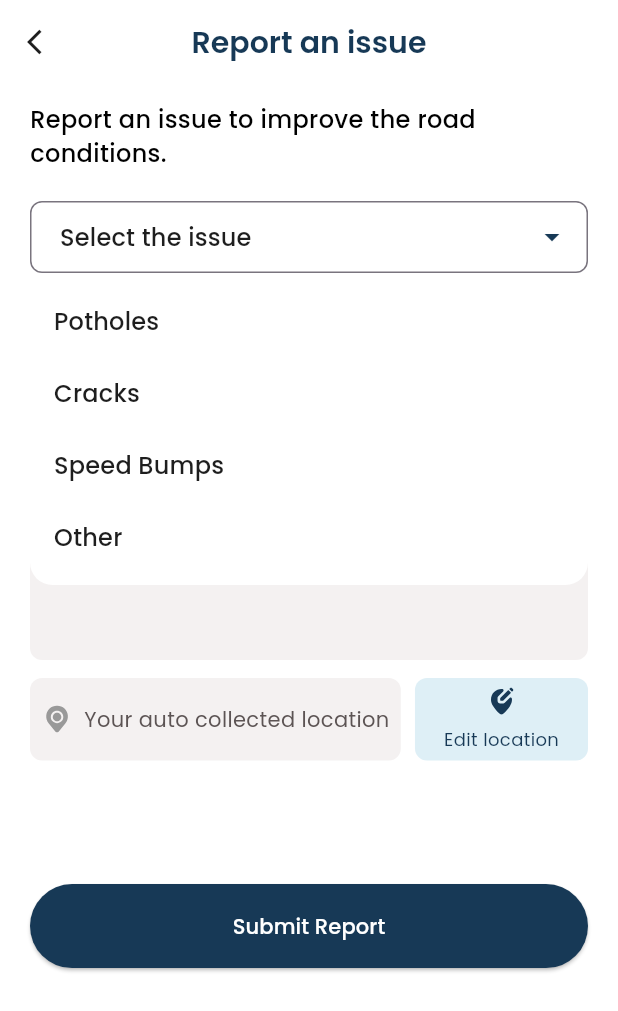
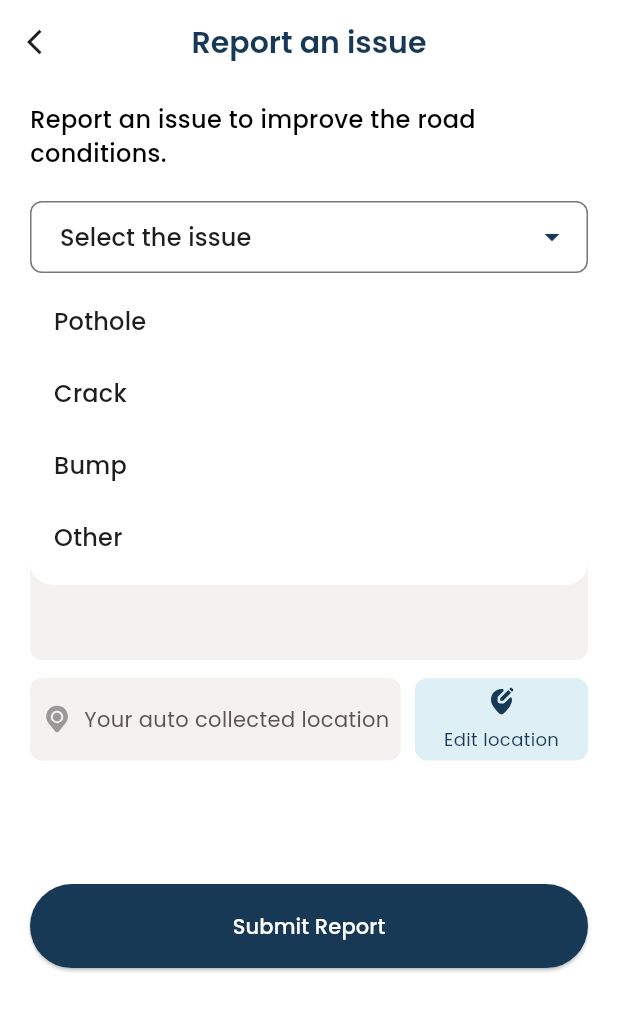
Before and after one commit to AlaaSharshera/Pathly, a Flutter app: the MakeReportView screen opened directly, after a tap on "Select the issue", on a phone screen of 412 x 824 dp. Shown: the top 1011 px of the screen. Run offline on Flutter 3.47's test engine with Material 3 defaults, Android fonts, the phone set to English and light mode, and no system bars; our stand-ins replace curved_labeled_navigation_bar, device_preview, dio, dropdown_button2, firebase_core, flutter_bloc and 9 more; missing offline and left inert: flutter_paypal_payment, flutter_stripe; accounts and stored records are empty; statements that could not run were skipped; project files that could hold a hidden picture were left out.

Commit message:
some edits

```diff
--- a/lib/models/nearby_places_model/nearby_places_model.dart
+++ b/lib/models/nearby_places_model/nearby_places_model.dart
@@ -8,7 +8,8 @@ class NearbyPlacesModel {
 
   NearbyPlacesModel({this.name, this.address, this.rating, this.location});
 
-  factory NearbyPlacesModel.fromJson(Map<String, dynamic> json) => NearbyPlacesModel(
+  factory NearbyPlacesModel.fromJson(Map<String, dynamic> json) =>
+      NearbyPlacesModel(
         name: json['name'] as String?,
         address: json['address'] as String?,
         rating: (json['rating'] as num?)?.toDouble(),
--- a/lib/widgets/bottom_nav_views_widgets/custom_addphoto_container.dart
+++ b/lib/widgets/bottom_nav_views_widgets/custom_addphoto_container.dart
@@ -3,9 +3,7 @@ import 'package:flutter_svg/svg.dart';
 import 'package:pathly/utils/textstyles.dart';
 
 class CustomAddphotoContainer extends StatelessWidget {
-  const CustomAddphotoContainer({
-    super.key,
-  });
+  const CustomAddphotoContainer({super.key});
 
   @override
   Widget build(BuildContext context) {
@@ -20,10 +18,11 @@ class CustomAddphotoContainer extends StatelessWidget {
       child: Column(
         mainAxisSize: MainAxisSize.min,
         children: [
-            SvgPicture.asset("assets/icons/addphoto.svg",width: 40,),
-            SizedBox(height: 10,),
-            Text("Add photo",style: Styles.stylegrey16,)
-          ],)
+          SvgPicture.asset("assets/icons/addphoto.svg", width: 40),
+          SizedBox(height: 10),
+          Text("Add photo", style: Styles.stylegrey16),
+        ],
+      ),
     );
   }
 }
--- a/lib/widgets/bottom_nav_views_widgets/custom_dropdown_button.dart
+++ b/lib/widgets/bottom_nav_views_widgets/custom_dropdown_button.dart
@@ -4,7 +4,12 @@ import 'package:pathly/constant.dart';
 import 'package:pathly/utils/textstyles.dart';
 
 class CustomDropdownButton extends StatefulWidget {
-  const CustomDropdownButton({required this.validator,required this.onSaved,required this.autovalidateMode,super.key});
+  const CustomDropdownButton({
+    required this.validator,
+    required this.onSaved,
+    required this.autovalidateMode,
+    super.key,
+  });
 
   final String? Function(String?)? validator;
   final void Function(String?)? onSaved;
@@ -14,13 +19,13 @@ final AutovalidateMode? autovalidateMode;
 }
 
 class _CustomDropdownButtonState extends State<CustomDropdownButton> {
- final List<String> issuesItems = ['Potholes', 'Cracks', 'Speed Bumps', 'Other'];
+  final List<String> issuesItems = ['Pothole', 'Crack', 'Bump', 'Other'];
 
   String? selectedValue;
 
   @override
   Widget build(BuildContext context) {
-    return  DropdownButtonFormField2<String>(
+    return DropdownButtonFormField2<String>(
       isExpanded: true,
       autovalidateMode: widget.autovalidateMode,
       barrierDismissible: true,
@@ -30,40 +35,29 @@ String? selectedValue;
           borderSide: BorderSide(color: Color(0xff9D9D9D)),
           borderRadius: BorderRadius.circular(8),
         ),
-                  focusedBorder:
-                 OutlineInputBorder(
+        focusedBorder: OutlineInputBorder(
           borderSide: BorderSide(color: kPrimaryColor),
           borderRadius: BorderRadius.circular(8),
         ),
-
       ),
-                hint:  Text(
-                  'Select the issue',
-                  style: Styles.styleblack16,
+      hint: Text('Select the issue', style: Styles.styleblack16),
+      items:
+          issuesItems
+              .map(
+                (item) => DropdownMenuItem<String>(
+                  value: item,
+                  child: Text(item, style: Styles.styleblack16),
                 ),
-                items: issuesItems
-                    .map((item) => DropdownMenuItem<String>(
-                          value: item,
-                          child: Text(
-                            item,
-                            style: Styles.styleblack16
-                          ),
-                        ))
+              )
               .toList(),
       validator: widget.validator,
-                onChanged: (value) {
-
-                },
-                onSaved:widget.onSaved,
+      onChanged: (value) {},
+      onSaved: widget.onSaved,
       buttonStyleData: const ButtonStyleData(
         padding: EdgeInsets.only(right: 8),
-
       ),
       iconStyleData: const IconStyleData(
-                  icon: Icon(
-                    Icons.arrow_drop_down,
-                    color: kPrimaryColor,
-                  ),
+        icon: Icon(Icons.arrow_drop_down, color: kPrimaryColor),
         iconSize: 24,
       ),
       dropdownStyleData: DropdownStyleData(
--- a/lib/widgets/bottom_nav_views_widgets/custom_report_textfield.dart
+++ b/lib/widgets/bottom_nav_views_widgets/custom_report_textfield.dart
@@ -3,34 +3,41 @@ import 'package:pathly/constant.dart';
 import 'package:pathly/utils/textstyles.dart';
 
 class CustomReportTextfield extends StatelessWidget {
-  const CustomReportTextfield({required this.onSaved,required this.validator,required this.autovalidateMode,super.key});
-final String? Function(String?)? validator;
-final void Function(String?)? onSaved;
-final AutovalidateMode? autovalidateMode;
+  const CustomReportTextfield({
+    required this.onSaved,
+    required this.validator,
+    required this.onFieldSubmitted,
+    required this.autovalidateMode,
+    super.key,
+  });
+  final String? Function(String?)? validator;
+  final void Function(String?)? onSaved;
+  final void Function(String)? onFieldSubmitted;
+  final AutovalidateMode? autovalidateMode;
   @override
   Widget build(BuildContext context) {
-    return  Container(
+    return Container(
       width: double.infinity,
-     //padding: EdgeInsets.all(16),
+      //padding: EdgeInsets.all(16),
       alignment: Alignment.center,
-     // height: 55,
+      // height: 55,
       decoration: BoxDecoration(
         color: Color(0xffF4F1F1),
         borderRadius: BorderRadius.circular(8),
       ),
       child: TextFormField(
-        validator:validator,
-        onSaved:onSaved,
+        textInputAction: TextInputAction.done,
+        validator: validator,
+        onSaved: onSaved,
         maxLines: 2,
+        onFieldSubmitted: onFieldSubmitted,
         cursorColor: kPrimaryColor,
         autovalidateMode: autovalidateMode,
         decoration: InputDecoration(
-
-         contentPadding: EdgeInsets.all( 8),
+          contentPadding: EdgeInsets.all(8),
           hintText: "You can put any description here",
           hintStyle: Styles.stylegrey16,
           border: InputBorder.none,
-
         ),
       ),
     );
--- a/lib/widgets/bottom_nav_views_widgets/custom_reportlocation_row.dart
+++ b/lib/widgets/bottom_nav_views_widgets/custom_reportlocation_row.dart
@@ -1,13 +1,10 @@
-
 import 'package:flutter/material.dart';
 import 'package:flutter_svg/svg.dart';
 import 'package:pathly/constant.dart';
 import 'package:pathly/utils/textstyles.dart';
 
 class CustomReportLocationRow extends StatelessWidget {
-  const CustomReportLocationRow({
-    super.key,
-  });
+  const CustomReportLocationRow({super.key});
 
   @override
   Widget build(BuildContext context) {
@@ -15,7 +12,7 @@ class CustomReportLocationRow extends StatelessWidget {
       mainAxisAlignment: MainAxisAlignment.spaceBetween,
       children: [
         Container(
-      width: MediaQuery.of(context).size.width*0.6,
+          width: MediaQuery.of(context).size.width * 0.6,
           height: 55,
 
           decoration: BoxDecoration(
@@ -25,12 +22,16 @@ class CustomReportLocationRow extends StatelessWidget {
           child: Row(
             mainAxisAlignment: MainAxisAlignment.spaceEvenly,
             children: [
-        SvgPicture.asset("assets/icons/current_location.svg",width: 21,)
-        ,Text("Your auto collected location",style: Styles.styledarkgrey14,),
-      ],)
+              SvgPicture.asset("assets/icons/current_location.svg", width: 21),
+              Text(
+                "Your auto collected location",
+                style: Styles.styledarkgrey14,
+              ),
+            ],
+          ),
         ),
         Container(
-      width: MediaQuery.of(context).size.width*0.28,
+          width: MediaQuery.of(context).size.width * 0.28,
           height: 55,
 
           decoration: BoxDecoration(
@@ -40,10 +41,16 @@ class CustomReportLocationRow extends StatelessWidget {
           child: Column(
             mainAxisAlignment: MainAxisAlignment.spaceEvenly,
             children: [
-        SvgPicture.asset("assets/icons/edit-location.svg",width: 21,color: kPrimaryColor,)
-        ,Text("Edit location",style: Styles.stylePrimaryColor12,),
-      ],)
+              SvgPicture.asset(
+                "assets/icons/edit-location.svg",
+                width: 21,
+                color: kPrimaryColor,
               ),
-    ],);
+              Text("Edit location", style: Styles.stylePrimaryColor12),
+            ],
+          ),
+        ),
+      ],
+    );
   }
 }
```
Lines whose indentation alone changed are shown as unchanged.
